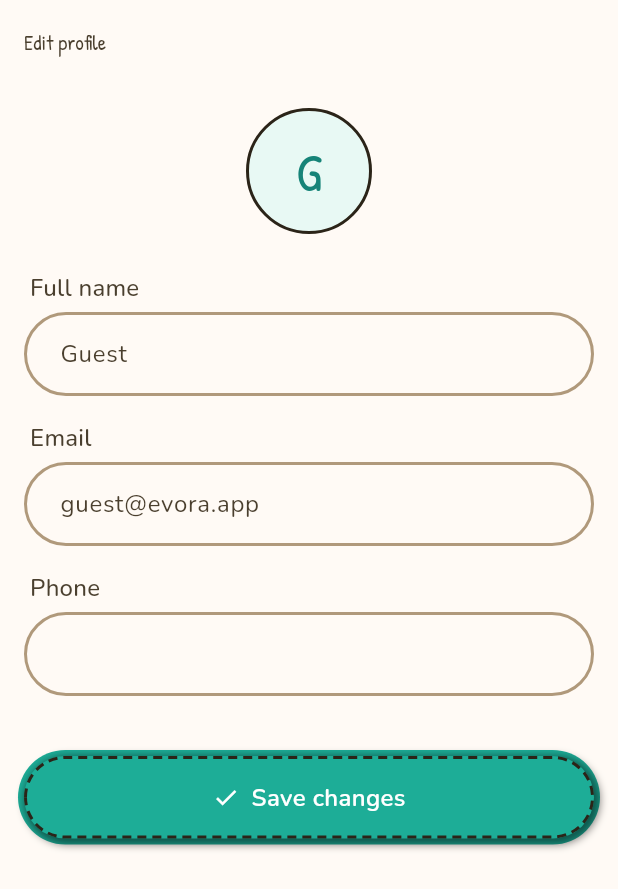
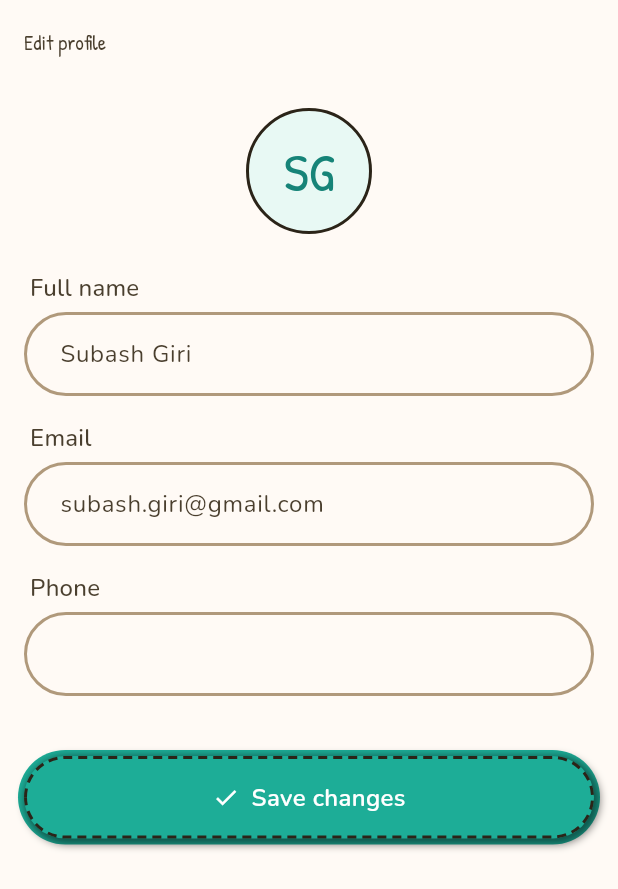
Before and after one commit to subaasw/evora-app, a Flutter app: the EditProfileScreen screen opened by its route, on a phone screen of 412 x 824 dp. Shown: the top 889 px of the screen. Run offline on Flutter 3.47's test engine with Material 3 defaults, Android fonts, the phone set to English and light mode, and no system bars; our stand-ins replace fl_chart, go_router, google_fonts, qr_flutter; missing offline and left inert: mobile_scanner.

Commit message:
feat: default Subash Giri attendee, role-based staff emails, Nepali mock names

```diff
--- a/lib/data/mock/organizers.dart
+++ b/lib/data/mock/organizers.dart
@@ -22,31 +22,31 @@ class Organizer {
 
 final List<Organizer> seedOrganizers = [
   const Organizer(
-    name: 'Aisha Rahman',
+    name: 'Aarav Sharma',
     org: 'Soundwave Productions',
-    email: 'aisha@soundwave.com',
-    phone: '+60 12-345 6789',
+    email: 'aarav@soundwave.com',
+    phone: '+977 98-1234 5678',
     events: 8,
   ),
   const Organizer(
-    name: 'Daniel Lee',
+    name: 'Bishal Thapa',
     org: 'TechMeet Asia',
-    email: 'daniel@techmeet.asia',
-    phone: '+60 13-222 4455',
+    email: 'bishal@techmeet.asia',
+    phone: '+977 98-2222 4455',
     events: 5,
   ),
   const Organizer(
-    name: 'Priya Nair',
+    name: 'Anjali Gurung',
     org: 'Craft Collective',
-    email: 'priya@craftcollective.io',
-    phone: '+60 11-987 6543',
+    email: 'anjali@craftcollective.io',
+    phone: '+977 98-7654 3210',
     events: 3,
   ),
   const Organizer(
-    name: 'Marcus Tan',
+    name: 'Nirajan Shrestha',
     org: 'Stage One Events',
-    email: 'marcus@stageone.my',
-    phone: '+60 16-555 1212',
+    email: 'nirajan@stageone.my',
+    phone: '+977 98-5551 2120',
     events: 11,
   ),
 ];
--- a/lib/data/mock/session_store.dart
+++ b/lib/data/mock/session_store.dart
@@ -7,8 +7,9 @@ class SessionStore extends ChangeNotifier {
   String _email = '';
   String _phone = '';
 
-  String get name => _name.isEmpty ? 'Guest' : _name;
-  String get email => _email.isEmpty ? 'guest@evora.app' : _email;
+  // Default demo attendee until someone signs in with their own email.
+  String get name => _name.isEmpty ? 'Subash Giri' : _name;
+  String get email => _email.isEmpty ? 'subash.giri@gmail.com' : _email;
   String get phone => _phone;
 
   /// First letters of up to two name words, e.g. "Alex Tan" -> "AT".
@@ -43,11 +44,11 @@ class SessionStore extends ChangeNotifier {
     notifyListeners();
   }
 
-  // "alex.tan@x.com" -> "Alex Tan"
+  // "subash.giri@x.com" -> "Subash Giri"
   static String _nameFromEmail(String email) {
     final local = email.split('@').first;
     final words = local.split(RegExp(r'[._\-]+')).where((w) => w.isNotEmpty);
-    if (words.isEmpty) return 'Guest';
+    if (words.isEmpty) return 'Subash Giri';
     return words.map((w) => w[0].toUpperCase() + w.substring(1)).join(' ');
   }
 }
--- a/lib/features/auth/login_screen.dart
+++ b/lib/features/auth/login_screen.dart
@@ -18,7 +18,7 @@ class LoginScreen extends StatefulWidget {
 }
 
 class _LoginScreenState extends State<LoginScreen> {
-  final _email = TextEditingController();
+  final _email = TextEditingController(text: 'subash.giri@gmail.com');
 
   @override
   void dispose() {
```
Also changed, not shown: lib/features/auth/staff_login_screen.dart (+28 -3 lines), lib/widgets/profile_menu_button.dart (+15 -6 lines), 1 other file.
